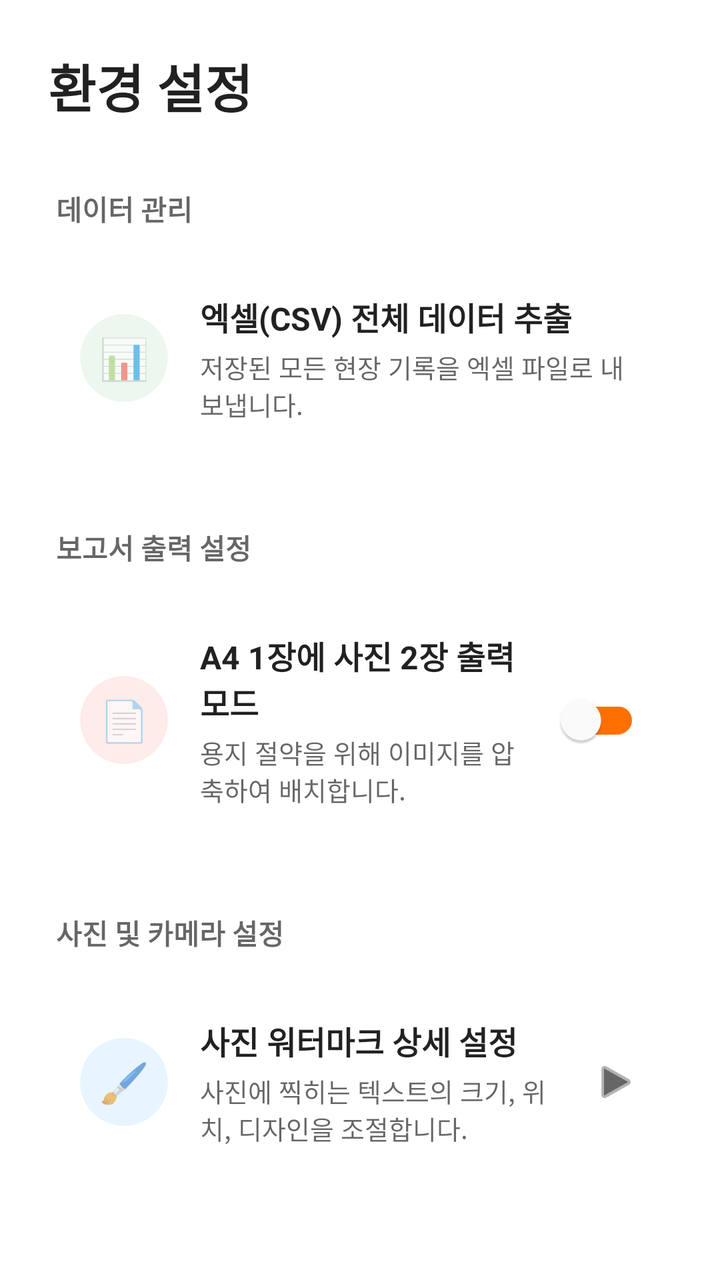
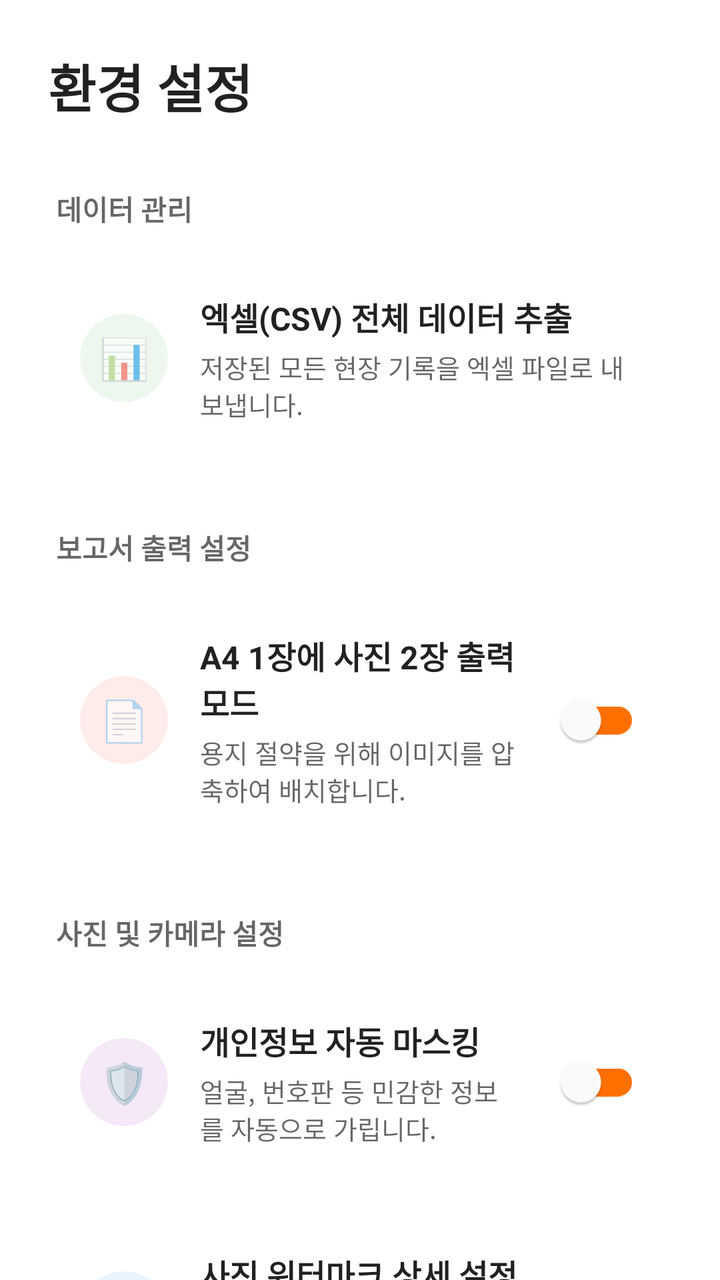

Before-and-after screenshots of an Android layout around one commit, followed by the original layout XML and the change that was made.
<!-- AndroidManifest.xml: application theme Theme.Siteboard -->
<!-- res/layout/fragment_settings.xml -->
<?xml version="1.0" encoding="utf-8"?>
<androidx.constraintlayout.widget.ConstraintLayout
    xmlns:android="http://schemas.android.com/apk/res/android"
    xmlns:app="http://schemas.android.com/apk/res-auto"
    android:layout_width="match_parent"
    android:layout_height="match_parent"
    android:fitsSystemWindows="true"
    android:background="?android:attr/windowBackground">

    <LinearLayout
        android:id="@+id/layoutTop"
        android:layout_width="match_parent"
        android:layout_height="wrap_content"
        android:orientation="horizontal"
        android:paddingHorizontal="24dp"
        android:paddingTop="24dp"
        android:paddingBottom="16dp"
        app:layout_constraintTop_toTopOf="parent">

        <TextView
            android:id="@+id/tvSettingsTitle"
            android:layout_width="wrap_content"
            android:layout_height="wrap_content"
            android:text="환경 설정"
            android:textSize="26sp"
            android:textColor="?android:attr/textColorPrimary"
            android:textStyle="bold" />
    </LinearLayout>

    <androidx.core.widget.NestedScrollView
        android:layout_width="match_parent"
        android:layout_height="0dp"
        android:clipToPadding="false"
        android:paddingBottom="40dp"
        app:layout_constraintTop_toBottomOf="@id/layoutTop"
        app:layout_constraintBottom_toBottomOf="parent">

        <LinearLayout
            android:layout_width="match_parent"
            android:layout_height="wrap_content"
            android:orientation="vertical"
            android:paddingHorizontal="20dp">

            <TextView
                android:layout_width="wrap_content"
                android:layout_height="wrap_content"
                android:text="데이터 관리"
                android:textColor="?android:attr/textColorSecondary"
                android:textSize="14sp"
                android:textStyle="bold"
                android:layout_marginBottom="12dp"
                android:layout_marginStart="8dp"
                android:layout_marginTop="16dp"/>

            <androidx.cardview.widget.CardView
                android:layout_width="match_parent"
                android:layout_height="wrap_content"
                app:cardCornerRadius="20dp"
                app:cardElevation="0dp"
                app:cardBackgroundColor="?attr/colorSurface">

                <LinearLayout
                    android:id="@+id/btnExportCsv"
                    android:layout_width="match_parent"
                    android:layout_height="wrap_content"
                    android:orientation="horizontal"
                    android:gravity="center_vertical"
                    android:padding="20dp"
                    android:background="?attr/selectableItemBackground"
                    android:clickable="true"
                    android:focusable="true">

                    <androidx.cardview.widget.CardView
                        android:layout_width="44dp"
                        android:layout_height="44dp"
                        app:cardCornerRadius="22dp"
                        app:cardElevation="0dp"
                        app:cardBackgroundColor="#1A4CAF50"> <TextView android:layout_width="match_parent" android:layout_height="match_parent" android:text="📊" android:textSize="20sp" android:gravity="center"/>
                    </androidx.cardview.widget.CardView>

                    <LinearLayout
                        android:layout_width="0dp"
                        android:layout_height="wrap_content"
                        android:layout_weight="1"
                        android:orientation="vertical"
                        android:layout_marginStart="16dp">
                        <TextView android:layout_width="wrap_content" android:layout_height="wrap_content" android:text="엑셀(CSV) 전체 데이터 추출" android:textColor="?android:attr/textColorPrimary" android:textSize="16sp" android:textStyle="bold"/>
                        <TextView android:layout_width="wrap_content" android:layout_height="wrap_content" android:text="저장된 모든 현장 기록을 엑셀 파일로 내보냅니다." android:textColor="?android:attr/textColorSecondary" android:textSize="13sp" android:layout_marginTop="4dp"/>
                    </LinearLayout>
                </LinearLayout>
            </androidx.cardview.widget.CardView>

            <TextView
                android:layout_width="wrap_content"
                android:layout_height="wrap_content"
                android:text="보고서 출력 설정"
                android:textColor="?android:attr/textColorSecondary"
                android:textSize="14sp"
                android:textStyle="bold"
                android:layout_marginBottom="12dp"
                android:layout_marginStart="8dp"
                android:layout_marginTop="32dp"/>

            <androidx.cardview.widget.CardView
                android:layout_width="match_parent"
                android:layout_height="wrap_content"
                app:cardCornerRadius="20dp"
                app:cardElevation="0dp"
                app:cardBackgroundColor="?attr/colorSurface">

                <LinearLayout
                    android:layout_width="match_parent"
                    android:layout_height="wrap_content"
                    android:orientation="horizontal"
                    android:gravity="center_vertical"
                    android:padding="20dp">

                    <androidx.cardview.widget.CardView
                        android:layout_width="44dp"
                        android:layout_height="44dp"
                        app:cardCornerRadius="22dp"
                        app:cardElevation="0dp"
                        app:cardBackgroundColor="#1AF44336"> <TextView android:layout_width="match_parent" android:layout_height="match_parent" android:text="📄" android:textSize="20sp" android:gravity="center"/>
                    </androidx.cardview.widget.CardView>

                    <LinearLayout
                        android:layout_width="0dp"
                        android:layout_height="wrap_content"
                        android:layout_weight="1"
                        android:orientation="vertical"
                        android:layout_marginStart="16dp">
                        <TextView android:layout_width="wrap_content" android:layout_height="wrap_content" android:text="A4 1장에 사진 2장 출력 모드" android:textColor="?android:attr/textColorPrimary" android:textSize="16sp" android:textStyle="bold"/>
                        <TextView android:layout_width="wrap_content" android:layout_height="wrap_content" android:text="용지 절약을 위해 이미지를 압축하여 배치합니다." android:textColor="?android:attr/textColorSecondary" android:textSize="13sp" android:layout_marginTop="4dp"/>
                    </LinearLayout>

                    <com.google.android.material.switchmaterial.SwitchMaterial
                        android:id="@+id/switchPdfMode"
                        android:layout_width="wrap_content"
                        android:layout_height="wrap_content"
                        android:layout_marginStart="12dp"
                        app:thumbTint="#FFFFFF"
                        app:trackTint="#FF6F00"/>
                </LinearLayout>
            </androidx.cardview.widget.CardView>

            <TextView
                android:layout_width="wrap_content"
                android:layout_height="wrap_content"
                android:text="사진 및 카메라 설정"
                android:textColor="?android:attr/textColorSecondary"
                android:textSize="14sp"
                android:textStyle="bold"
                android:layout_marginBottom="12dp"
                android:layout_marginStart="8dp"
                android:layout_marginTop="32dp"/>

            <androidx.cardview.widget.CardView
                android:layout_width="match_parent"
                android:layout_height="wrap_content"
                app:cardCornerRadius="20dp"
                app:cardElevation="0dp"
                app:cardBackgroundColor="?attr/colorSurface">

                <LinearLayout
                    android:id="@+id/btnWatermarkSettings"
                    android:layout_width="match_parent"
                    android:layout_height="wrap_content"
                    android:orientation="horizontal"
                    android:gravity="center_vertical"
                    android:padding="20dp"
                    android:background="?attr/selectableItemBackground"
                    android:clickable="true"
                    android:focusable="true">

                    <androidx.cardview.widget.CardView
                        android:layout_width="44dp"
                        android:layout_height="44dp"
                        app:cardCornerRadius="22dp"
                        app:cardElevation="0dp"
                        app:cardBackgroundColor="#1A2196F3"> <TextView android:layout_width="match_parent" android:layout_height="match_parent" android:text="🖌️" android:textSize="20sp" android:gravity="center"/>
                    </androidx.cardview.widget.CardView>

                    <LinearLayout
                        android:layout_width="0dp"
                        android:layout_height="wrap_content"
                        android:layout_weight="1"
                        android:orientation="vertical"
                        android:layout_marginStart="16dp">
                        <TextView android:layout_width="wrap_content" android:layout_height="wrap_content" android:text="사진 워터마크 상세 설정" android:textColor="?android:attr/textColorPrimary" android:textSize="16sp" android:textStyle="bold"/>
                        <TextView android:layout_width="wrap_content" android:layout_height="wrap_content" android:text="사진에 찍히는 텍스트의 크기, 위치, 디자인을 조절합니다." android:textColor="?android:attr/textColorSecondary" android:textSize="13sp" android:layout_marginTop="4dp"/>
                    </LinearLayout>

                    <ImageView
                        android:layout_width="24dp"
                        android:layout_height="24dp"
                        android:src="@android:drawable/ic_media_play"
                        app:tint="?android:attr/textColorSecondary"
                        android:rotation="180"
                        android:layout_marginStart="12dp"
                        android:scaleX="-1"/>
                </LinearLayout>
            </androidx.cardview.widget.CardView>

        </LinearLayout>
    </androidx.core.widget.NestedScrollView>
</androidx.constraintlayout.widget.ConstraintLayout>
<!-- resources referenced by this layout -->
<resources>
  <style name="Theme.Siteboard" parent="Theme.MaterialComponents.DayNight.NoActionBar">
  
          <item name="colorPrimary">#7C4DFF</item>
          <item name="colorPrimaryVariant">#3700B3</item>
          <item name="colorOnPrimary">#FFFFFF</item>
  
          <item name="colorSecondary">#FF6F00</item>
          <item name="colorSecondaryVariant">#FF6F00</item>
          <item name="colorOnSecondary">#FFFFFF</item>
  
          <item name="android:statusBarColor">?attr/colorPrimaryVariant</item>
  
          <item name="android:windowSplashScreenBackground" tools:targetApi="s">?android:attr/windowBackground</item>
  
          <item name="android:windowSplashScreenAnimatedIcon" tools:targetApi="s">@android:color/transparent</item>
  
          <item name="android:windowSplashScreenAnimationDuration" tools:targetApi="s">0</item>
      </style>
</resources>

<!-- the commit's change to res/layout/fragment_settings.xml (unified diff, before → after) -->
@@ -159,6 +159,47 @@
                 android:layout_height="wrap_content"
                 app:cardCornerRadius="20dp"
                 app:cardElevation="0dp"
+                app:cardBackgroundColor="?attr/colorSurface"
+                android:layout_marginBottom="12dp"> <LinearLayout
+                android:layout_width="match_parent"
+                android:layout_height="wrap_content"
+                android:orientation="horizontal"
+                android:gravity="center_vertical"
+                android:padding="20dp">
+
+                <androidx.cardview.widget.CardView
+                    android:layout_width="44dp"
+                    android:layout_height="44dp"
+                    app:cardCornerRadius="22dp"
+                    app:cardElevation="0dp"
+                    app:cardBackgroundColor="#1A9C27B0"> <TextView android:layout_width="match_parent" android:layout_height="match_parent" android:text="🛡️" android:textSize="20sp" android:gravity="center"/>
+                </androidx.cardview.widget.CardView>
+
+                <LinearLayout
+                    android:layout_width="0dp"
+                    android:layout_height="wrap_content"
+                    android:layout_weight="1"
+                    android:orientation="vertical"
+                    android:layout_marginStart="16dp">
+                    <TextView android:layout_width="wrap_content" android:layout_height="wrap_content" android:text="개인정보 자동 마스킹" android:textColor="?android:attr/textColorPrimary" android:textSize="16sp" android:textStyle="bold"/>
+                    <TextView android:layout_width="wrap_content" android:layout_height="wrap_content" android:text="얼굴, 번호판 등 민감한 정보를 자동으로 가립니다." android:textColor="?android:attr/textColorSecondary" android:textSize="13sp" android:layout_marginTop="4dp"/>
+                </LinearLayout>
+
+                <com.google.android.material.switchmaterial.SwitchMaterial
+                    android:id="@+id/switchPrivacyBlur"
+                    android:layout_width="wrap_content"
+                    android:layout_height="wrap_content"
+                    android:layout_marginStart="12dp"
+                    app:thumbTint="#FFFFFF"
+                    app:trackTint="#FF6F00"/>
+            </LinearLayout>
+            </androidx.cardview.widget.CardView>
+
+            <androidx.cardview.widget.CardView
+                android:layout_width="match_parent"
+                android:layout_height="wrap_content"
+                app:cardCornerRadius="20dp"
+                app:cardElevation="0dp"
                 app:cardBackgroundColor="?attr/colorSurface">
 
                 <LinearLayout
